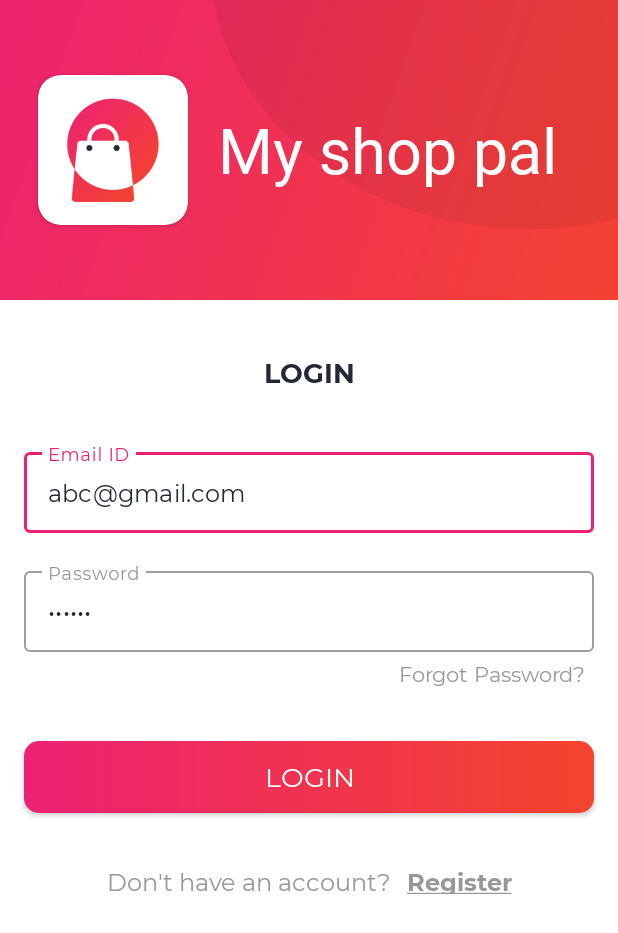
After one commit to bernardkaminskiBK/MyShopPal, an Android app: the layout activity_login.xml on its own in the app's theme, with its tools: preview values and no code run, on a phone screen of 412 x 824 dp. The commit adds this screen. Shown: the top 933 px of the screen. Run offline under Robolectric (Android 15) with nearby library versions, the phone set to English and light mode, and no system bars; Roboto replaces fonts that are not available here.

Commit message:
Setting up Custom button, prepare login activity

```diff
--- a/app/src/main/AndroidManifest.xml
+++ b/app/src/main/AndroidManifest.xml
@@ -9,6 +9,9 @@
         android:roundIcon="@mipmap/ic_launcher_round"
         android:supportsRtl="true"
         android:theme="@style/Theme.MyShopPal">
+        <activity
+            android:name=".activities.LoginActivity"
+            android:screenOrientation="portrait" />
         <activity
             android:name=".activities.SplashScreenActivity"
             android:screenOrientation="portrait">
--- /dev/null
+++ b/app/src/main/java/com/android10_kotlin/myshoppal/activities/LoginActivity.kt
@@ -0,0 +1,17 @@
+package com.android10_kotlin.myshoppal.activities
+
+import androidx.appcompat.app.AppCompatActivity
+import android.os.Bundle
+import com.android10_kotlin.myshoppal.databinding.ActivityLoginBinding
+
+class LoginActivity : AppCompatActivity() {
+
+    private lateinit var mBinding: ActivityLoginBinding
+
+    override fun onCreate(savedInstanceState: Bundle?) {
+        super.onCreate(savedInstanceState)
+        mBinding = ActivityLoginBinding.inflate(layoutInflater)
+        setContentView(mBinding.root)
+    }
+
+}
--- a/app/src/main/java/com/android10_kotlin/myshoppal/activities/SplashScreenActivity.kt
+++ b/app/src/main/java/com/android10_kotlin/myshoppal/activities/SplashScreenActivity.kt
@@ -43,7 +43,7 @@ class SplashScreenActivity : AppCompatActivity() {
 
     private suspend fun wait() {
         delay(3000L)
-        val intent = Intent(this, MainActivity::class.java)
+        val intent = Intent(this, LoginActivity::class.java)
         startActivity(intent)
         finish()
     }
--- /dev/null
+++ b/app/src/main/java/com/android10_kotlin/myshoppal/utils/MSPButton.kt
@@ -0,0 +1,21 @@
+package com.android10_kotlin.myshoppal.utils
+
+import android.content.Context
+import android.graphics.Typeface
+import android.util.AttributeSet
+import androidx.appcompat.widget.AppCompatButton
+
+class MSPButton(context: Context, attributeSet: AttributeSet) :
+    AppCompatButton(context, attributeSet) {
+
+    init {
+        applyFont()
+    }
+
+    private fun applyFont() {
+        val typeFace: Typeface =
+            Typeface.createFromAsset(context.assets, "Montserrat-Regular.ttf")
+        typeface = typeFace
+    }
+
+}
--- /dev/null
+++ b/app/src/main/java/com/android10_kotlin/myshoppal/utils/MSPEditText.kt
@@ -0,0 +1,21 @@
+package com.android10_kotlin.myshoppal.utils
+
+import android.content.Context
+import android.graphics.Typeface
+import android.util.AttributeSet
+import androidx.appcompat.widget.AppCompatEditText
+
+class MSPEditText(context: Context, attributeSet: AttributeSet) :
+    AppCompatEditText(context, attributeSet) {
+
+    init {
+        applyFont()
+    }
+
+    private fun applyFont() {
+        val typeFace: Typeface =
+            Typeface.createFromAsset(context.assets, "Montserrat-Regular.ttf")
+        typeface = typeFace
+    }
+
+}
--- /dev/null
+++ b/app/src/main/java/com/android10_kotlin/myshoppal/utils/MSPTextView.kt
@@ -0,0 +1,20 @@
+package com.android10_kotlin.myshoppal.utils
+
+import android.content.Context
+import android.graphics.Typeface
+import android.util.AttributeSet
+import androidx.appcompat.widget.AppCompatTextView
+
+class MSPTextView(context: Context, attributeSet: AttributeSet) :
+    AppCompatTextView(context, attributeSet) {
+
+    init {
+        applyFont()
+    }
+
+    private fun applyFont() {
+        val typeFace: Typeface =
+            Typeface.createFromAsset(context.assets, "Montserrat-Regular.ttf")
+        typeface = typeFace
+    }
+}
--- /dev/null
+++ b/app/src/main/res/drawable/button_background.xml
@@ -0,0 +1,12 @@
+<?xml version="1.0" encoding="utf-8"?>
+<shape xmlns:android="http://schemas.android.com/apk/res/android"
+    android:shape="rectangle">
+
+    <gradient
+        android:angle="360"
+        android:endColor="@color/colorThemeOrange"
+        android:startColor="@color/colorThemePink"
+        android:type="linear" />
+
+    <corners android:radius="10dp" />
+</shape>
--- /dev/null
+++ b/app/src/main/res/layout/activity_login.xml
@@ -0,0 +1,179 @@
+<?xml version="1.0" encoding="utf-8"?>
+<androidx.constraintlayout.widget.ConstraintLayout xmlns:android="http://schemas.android.com/apk/res/android"
+    xmlns:app="http://schemas.android.com/apk/res-auto"
+    xmlns:tools="http://schemas.android.com/tools"
+    android:layout_width="match_parent"
+    android:layout_height="match_parent"
+    android:background="@color/white"
+    tools:context=".activities.LoginActivity">
+
+    <FrameLayout
+        android:id="@+id/fl_header_image"
+        android:layout_width="wrap_content"
+        android:layout_height="@dimen/auth_header_image_height"
+        app:layout_constraintEnd_toEndOf="parent"
+        app:layout_constraintStart_toStartOf="parent"
+        app:layout_constraintTop_toTopOf="parent">
+
+        <ImageView
+            android:layout_width="match_parent"
+            android:layout_height="match_parent"
+            android:contentDescription="@string/content_description"
+            android:scaleType="fitXY"
+            android:src="@drawable/auth_screens_background" />
+
+        <androidx.cardview.widget.CardView
+            android:id="@+id/cvSplashScreen"
+            android:layout_width="100dp"
+            android:layout_height="100dp"
+            app:cardCornerRadius="15dp"
+            android:layout_gravity="center|start"
+            android:layout_marginStart="25dp">
+
+            <ImageView
+                android:id="@+id/imageView"
+                android:layout_width="80dp"
+                android:layout_height="80dp"
+                android:layout_gravity="center"
+                android:src="@drawable/my_shop_pal_logo" />
+        </androidx.cardview.widget.CardView>
+
+        <TextView
+            android:id="@+id/tvLoginScreenTitle"
+            android:layout_width="wrap_content"
+            android:layout_height="wrap_content"
+            android:layout_gravity="center|start"
+            android:layout_marginStart="145dp"
+            android:fontFamily="@font/baloo"
+            android:text="@string/my_shop_pal"
+            android:textColor="@color/white"
+            android:textSize="42sp" />
+    </FrameLayout>
+
+    <com.android10_kotlin.myshoppal.utils.MSPTextViewBold
+        android:id="@+id/tv_title"
+        android:layout_width="wrap_content"
+        android:layout_height="wrap_content"
+        android:layout_marginTop="35dp"
+        android:text="@string/title_login"
+        android:textColor="@color/colorPrimaryText"
+        android:textSize="@dimen/title_textSize"
+        app:layout_constraintEnd_toEndOf="parent"
+        app:layout_constraintStart_toStartOf="parent"
+        app:layout_constraintTop_toBottomOf="@id/fl_header_image" />
+
+    <com.google.android.material.textfield.TextInputLayout
+        android:id="@+id/til_email"
+        style="@style/Widget.MaterialComponents.TextInputLayout.OutlinedBox"
+        android:layout_width="match_parent"
+        android:layout_height="wrap_content"
+        android:layout_marginStart="16dp"
+        android:layout_marginTop="35dp"
+        android:layout_marginEnd="16dp"
+        android:hint="@string/et_hint_email_id"
+        android:textColorHint="@color/colorSecondaryText"
+        app:layout_constraintEnd_toEndOf="parent"
+        app:layout_constraintStart_toStartOf="parent"
+        app:layout_constraintTop_toBottomOf="@id/tv_title">
+
+        <com.android10_kotlin.myshoppal.utils.MSPEditText
+            android:id="@+id/et_email"
+            android:layout_width="match_parent"
+            android:layout_height="wrap_content"
+            android:inputType="text"
+            android:padding="@dimen/et_padding"
+            android:textColor="@color/colorPrimaryText"
+            android:textSize="@dimen/et_textSize"
+            tools:text="abc@gmail.com" />
+    </com.google.android.material.textfield.TextInputLayout>
+
+    <com.google.android.material.textfield.TextInputLayout
+        android:id="@+id/til_password"
+        style="@style/Widget.MaterialComponents.TextInputLayout.OutlinedBox"
+        android:layout_width="match_parent"
+        android:layout_height="wrap_content"
+        android:layout_marginStart="16dp"
+        android:layout_marginTop="20dp"
+        android:layout_marginEnd="16dp"
+        android:hint="@string/et_hint_password"
+        android:textColorHint="@color/colorSecondaryText"
+        app:layout_constraintEnd_toEndOf="parent"
+        app:layout_constraintStart_toStartOf="parent"
+        app:layout_constraintTop_toBottomOf="@id/til_email">
+
+        <com.android10_kotlin.myshoppal.utils.MSPEditText
+            android:id="@+id/et_password"
+            android:layout_width="match_parent"
+            android:layout_height="wrap_content"
+            android:inputType="textPassword"
+            android:padding="@dimen/et_padding"
+            android:textColor="@color/colorPrimaryText"
+            android:textSize="@dimen/et_textSize"
+            tools:text="123456" />
+    </com.google.android.material.textfield.TextInputLayout>
+
+    <com.android10_kotlin.myshoppal.utils.MSPTextView
+        android:id="@+id/tv_forgot_password"
+        android:layout_width="wrap_content"
+        android:layout_height="wrap_content"
+        android:layout_marginEnd="16dp"
+        android:foreground="?attr/selectableItemBackground"
+        android:padding="@dimen/clickable_text_view_padding"
+        android:text="@string/lbl_forgot_password"
+        android:textColor="@color/colorSecondaryText"
+        android:textSize="@dimen/forgot_password_textSize"
+        app:layout_constraintEnd_toEndOf="parent"
+        app:layout_constraintTop_toBottomOf="@id/til_password" />
+
+    <com.android10_kotlin.myshoppal.utils.MSPButton
+        android:id="@+id/btn_login"
+        android:layout_width="match_parent"
+        android:layout_height="wrap_content"
+        android:layout_gravity="center"
+        android:layout_marginStart="16dp"
+        android:layout_marginTop="30dp"
+        android:layout_marginEnd="16dp"
+        android:background="@drawable/button_background"
+        android:foreground="?attr/selectableItemBackground"
+        android:gravity="center"
+        android:paddingTop="@dimen/btn_padding"
+        android:paddingBottom="@dimen/btn_padding"
+        android:text="@string/btn_lbl_login"
+        android:textColor="@android:color/white"
+        android:textSize="@dimen/btn_textSize"
+        app:layout_constraintEnd_toEndOf="parent"
+        app:layout_constraintStart_toStartOf="parent"
+        app:layout_constraintTop_toBottomOf="@id/tv_forgot_password" />
+
+    <LinearLayout
+        android:layout_width="wrap_content"
+        android:layout_height="wrap_content"
+        android:layout_marginTop="5dp"
+        android:gravity="center_vertical"
+        android:orientation="horizontal"
+        app:layout_constraintEnd_toEndOf="parent"
+        app:layout_constraintStart_toStartOf="parent"
+        app:layout_constraintTop_toBottomOf="@id/btn_login">
+
+        <com.android10_kotlin.myshoppal.utils.MSPTextView
+            android:id="@+id/tv_don_t_have_an_account"
+            android:layout_width="wrap_content"
+            android:layout_height="wrap_content"
+            android:layout_marginTop="16dp"
+            android:padding="@dimen/clickable_text_view_padding"
+            android:text="@string/don_t_have_an_account"
+            android:textColor="@color/colorSecondaryText"
+            android:textSize="@dimen/lbl_text_view_textSize" />
+
+        <com.android10_kotlin.myshoppal.utils.MSPTextViewBold
+            android:id="@+id/tv_register"
+            android:layout_width="wrap_content"
+            android:layout_height="wrap_content"
+            android:layout_marginTop="16dp"
+            android:foreground="?attr/selectableItemBackground"
+            android:padding="@dimen/clickable_text_view_padding"
+            android:text="@string/register"
+            android:textColor="@color/colorSecondaryText"
+            android:textSize="@dimen/lbl_text_view_textSize" />
+    </LinearLayout>
+</androidx.constraintlayout.widget.ConstraintLayout>
--- a/app/src/main/res/values/colors.xml
+++ b/app/src/main/res/values/colors.xml
@@ -8,5 +8,16 @@
     <color name="black">#FF000000</color>
     <color name="white">#FFFFFFFF</color>
 
+    <color name="colorPrimary">#ED2173</color>
+    <color name="colorPrimaryDark">#222934</color>
+    <color name="colorAccent">#ED2173</color>
+
+
+    <color name="colorThemePink">#ED2173</color>
+    <color name="colorThemeOrange">#F4442d</color>
+
+    <color name="colorPrimaryText">#222934</color>
+    <color name="colorSecondaryText">#989898</color>
+
     <color name="navbar_color">#df2459</color>
 </resources>
--- /dev/null
+++ b/app/src/main/res/values/dimens.xml
@@ -0,0 +1,16 @@
+<?xml version="1.0" encoding="utf-8"?>
+<resources>
+
+    <dimen name="auth_header_image_height">200dp</dimen>
+    <dimen name="auth_logo_width_size">220dp</dimen>
+    <dimen name="auth_logo_height_size">100dp</dimen>
+    <dimen name="title_textSize">18sp</dimen>
+    <dimen name="et_textSize">16sp</dimen>
+    <dimen name="et_padding">16dp</dimen>
+    <dimen name="clickable_text_view_padding">5dp</dimen>
+    <dimen name="forgot_password_textSize">14sp</dimen>
+    <dimen name="btn_textSize">18sp</dimen>
+    <dimen name="btn_padding">8dp</dimen>
+    <dimen name="lbl_text_view_textSize">16sp</dimen>
+
+</resources>
--- a/app/src/main/res/values/strings.xml
+++ b/app/src/main/res/values/strings.xml
@@ -1,4 +1,13 @@
 <resources>
     <string name="app_name">MyShopPal</string>
     <string name="my_shop_pal">My shop pal</string>
+
+    <string name="content_description">image</string>
+    <string name="title_login">LOGIN</string>
+    <string name="et_hint_email_id">Email ID</string>
+    <string name="et_hint_password">Password</string>
+    <string name="lbl_forgot_password">Forgot Password?</string>
+    <string name="btn_lbl_login">Login</string>
+    <string name="don_t_have_an_account">Don\'t have an account?</string>
+    <string name="register"><u>Register</u></string>
 </resources>
--- a/app/src/main/res/values/themes.xml
+++ b/app/src/main/res/values/themes.xml
@@ -2,9 +2,9 @@
     <!-- Base application theme. -->
     <style name="Theme.MyShopPal" parent="Theme.MaterialComponents.DayNight.NoActionBar">
         <!-- Primary brand color. -->
-        <item name="colorPrimary">@color/purple_500</item>
-        <item name="colorPrimaryVariant">@color/purple_700</item>
-        <item name="colorOnPrimary">@color/white</item>
+        <item name="colorPrimary">@color/colorPrimary</item>
+        <item name="colorPrimaryVariant">@color/colorPrimaryDark</item>
+        <item name="colorOnPrimary">@color/colorAccent</item>
         <!-- Secondary brand color. -->
         <item name="colorSecondary">@color/teal_200</item>
         <item name="colorSecondaryVariant">@color/teal_700</item>
```
Also changed, not shown: app/src/main/res/drawable-v24/auth_screens_background.png (added).
